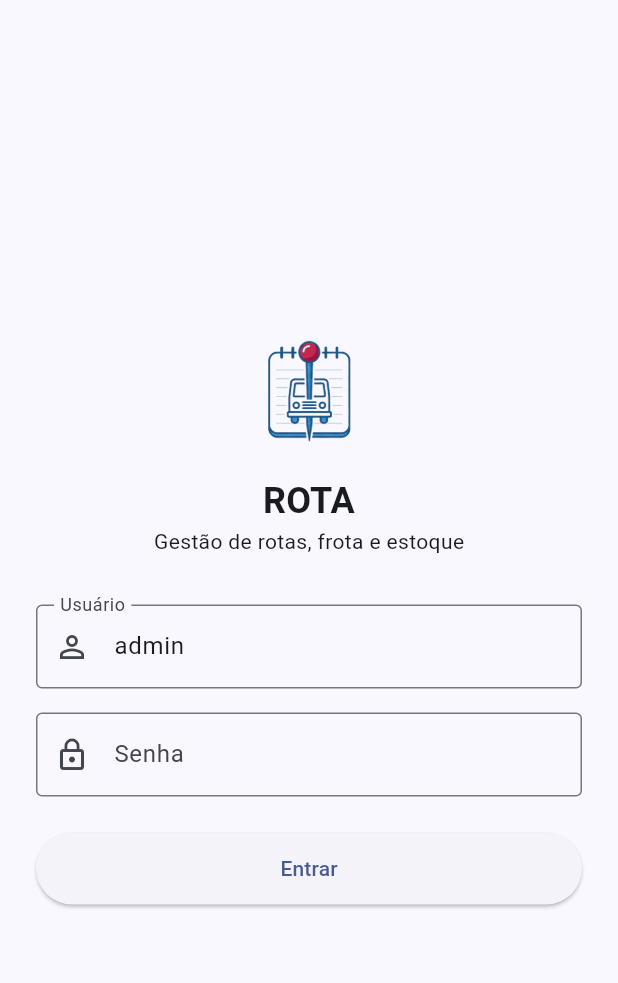
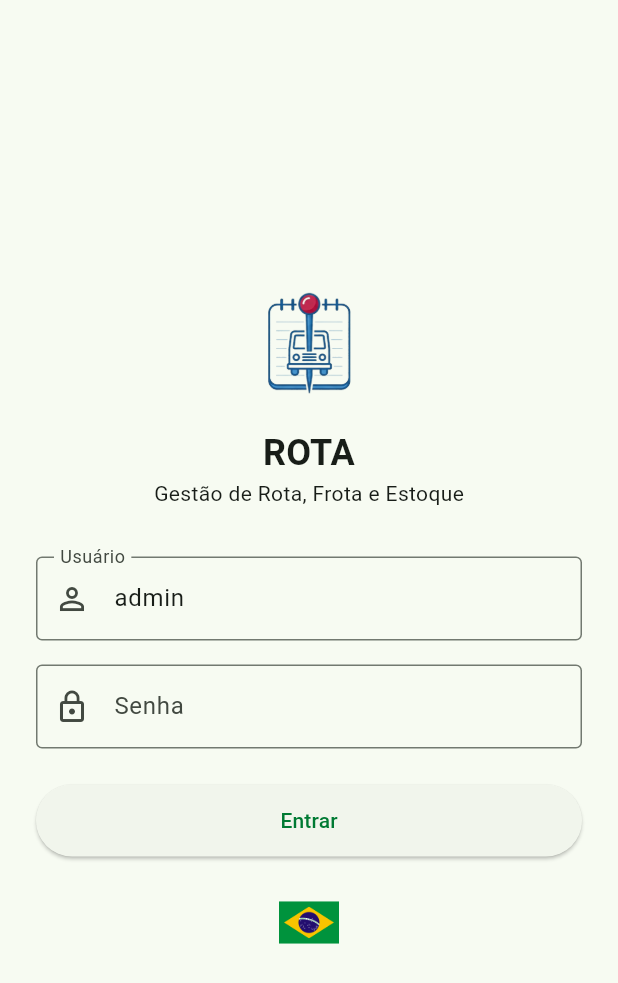
Before and after one commit to geovanna-santoss/ROTA, a Flutter app: the screen it shows after launch, on a phone screen of 412 x 824 dp. Shown: the top 983 px of the screen. Run offline on Flutter 3.47's test engine with Material 3 defaults, Android fonts, the light colour scheme and no system bars; our stand-ins replace fl_chart.

Commit message:
Alterando palheta principal e organizando comentários gerais

```diff
--- a/lib/main.dart
+++ b/lib/main.dart
@@ -4,25 +4,34 @@ import 'data/data_store.dart';
 import 'screens/login_screen.dart';
 import 'screens/home_screen.dart';
 
+// ponto de partida do aplicativo
 void main() {
   runApp(const TransporteApp());
 }
 
+// configuracao principal do app
 class TransporteApp extends StatelessWidget {
   const TransporteApp({super.key});
 
   @override
   Widget build(BuildContext context) {
+    // fornece os dados para todo o app
     return ChangeNotifierProvider(
       create: (_) => DataStore(),
       child: MaterialApp(
         title: 'ROTA',
         debugShowCheckedModeBanner: false,
         theme: ThemeData(
-          colorSchemeSeed: const Color(0xFF0D47A1),
+          colorScheme: ColorScheme.fromSeed(
+            seedColor: const Color(0xFF007A33),
+            primary: const Color(0xFF007A33),
+            secondary: const Color(0xFF002776),
+            tertiary: const Color(0xFFE5B800),
+          ),
           useMaterial3: true,
           appBarTheme: const AppBarTheme(centerTitle: true),
         ),
+        // define a tela inicial e as rotas
         initialRoute: '/login',
         routes: {
           '/login': (context) => const LoginScreen(),
--- a/lib/models/carga.dart
+++ b/lib/models/carga.dart
@@ -1,10 +1,11 @@
+// representa uma carga a ser transportada
 class Carga {
   String id;
   String descricao;
   double pesoTotal;
   String origem;
   String destino;
-  String status; // Pendente, Em transporte, Entregue
+  String status; // pendente, em transporte, entregue
 
   Carga({
     required this.id,
--- a/lib/models/motorista.dart
+++ b/lib/models/motorista.dart
@@ -1,3 +1,4 @@
+// dados do motorista cadastrado
 class Motorista {
   String id;
   String nome;
--- a/lib/models/produto.dart
+++ b/lib/models/produto.dart
@@ -1,8 +1,9 @@
+// informaçoes sobre o produto em estoque
 class Produto {
   String id;
   String nome;
   int quantidade;
-  double peso; // kg
+  double peso; // peso unitario em kg
   String categoria;
 
   Produto({
--- a/lib/models/rota.dart
+++ b/lib/models/rota.dart
@@ -1,3 +1,4 @@
+// define o percurso e os envolvidos na entrega
 class Rota {
   String id;
   String origem;
@@ -6,7 +7,7 @@ class Rota {
   String veiculoId;
   String cargaId;
   DateTime dataSaida;
-  String status; // Planejada, Em andamento, Concluida
+  String status; // planejada, em andamento, concluida
 
   Rota({
     required this.id,
--- a/lib/models/veiculo.dart
+++ b/lib/models/veiculo.dart
@@ -1,3 +1,4 @@
+// detalhes do veiculo de transporte
 class Veiculo {
   String id;
   String placa;
--- a/lib/screens/login_screen.dart
+++ b/lib/screens/login_screen.dart
@@ -2,7 +2,7 @@ import 'package:flutter/material.dart';
 import 'package:provider/provider.dart';
 import '../data/data_store.dart';
 
-/// Tela 1 - Login (Autenticação de usuário - funcionalidade adicional obrigatória)
+// tela para o usuario entrar no sistema
 class LoginScreen extends StatefulWidget {
   const LoginScreen({super.key});
 
@@ -17,6 +17,7 @@ class _LoginScreenState extends State<LoginScreen> {
   bool _erro = false;
   bool _carregando = false;
 
+  // faz a validacao e tenta o login
   void _entrar() async {
     if (!_formKey.currentState!.validate()) return;
     setState(() {
@@ -24,7 +25,7 @@ class _LoginScreenState extends State<LoginScreen> {
       _erro = false;
     });
 
-    await Future.delayed(const Duration(milliseconds: 500)); // simula chamada
+    await Future.delayed(const Duration(milliseconds: 500)); // simula rede
 
     final store = context.read<DataStore>();
     final sucesso = store.login(_usuarioController.text, _senhaController.text);
@@ -56,8 +57,9 @@ class _LoginScreenState extends State<LoginScreen> {
                   textAlign: TextAlign.center,
                   style: TextStyle(fontSize: 24, fontWeight: FontWeight.bold),
                 ),
-                const Text('Gestão de rotas, frota e estoque'),
+                const Text('Gestão de Rota, Frota e Estoque'),
                 const SizedBox(height: 32),
+                // campo para o nome de usuario
                 TextFormField(
                   controller: _usuarioController,
                   decoration: const InputDecoration(
@@ -69,6 +71,7 @@ class _LoginScreenState extends State<LoginScreen> {
                       (v == null || v.isEmpty) ? 'Informe o usuário' : null,
                 ),
                 const SizedBox(height: 16),
+                // campo para a senha secreta
                 TextFormField(
                   controller: _senhaController,
                   obscureText: true,
@@ -88,6 +91,7 @@ class _LoginScreenState extends State<LoginScreen> {
                         style: TextStyle(color: Colors.red)),
                   ),
                 const SizedBox(height: 24),
+                // botao que aciona o login
                 SizedBox(
                   width: double.infinity,
                   height: 48,
@@ -103,6 +107,11 @@ class _LoginScreenState extends State<LoginScreen> {
                         : const Text('Entrar'),
                   ),
                 ),
+                const SizedBox(height: 24),
+                Image.asset(
+                  'assets/images/bandeira-do-brasil.png',
+                  height: 40,
+                ),
               ],
             ),
           ),
```
Also changed, not shown: lib/data/data_store.dart (+35 -14 lines), lib/screens/cadastro_menu_screen.dart (+6 -3 lines), lib/screens/carga_crud_screen.dart (+9 -1 lines), lib/screens/estoque_screen.dart (+7 -3 lines), lib/screens/home_screen.dart (+12 -4 lines), lib/screens/indicadores_screen.dart (+17 -7 lines), lib/screens/motorista_crud_screen.dart (+7 -1 lines), lib/screens/produto_crud_screen.dart (+7 -1 lines), lib/screens/rota_screen.dart (+12 -3 lines), lib/screens/veiculo_crud_screen.dart (+7 -1 lines), assets/images/bandeira-do-brasil.png (added), 2 other files.
